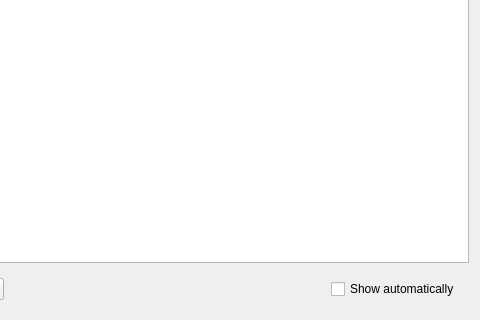
alemariusnexus/gtatools, file src/gtatools-gui/src/src/gui/LogConsole.ui: the form before one commit; both pictures show x 96 to 576 and y 99 to 419 of the 576 by 419 pixel window.
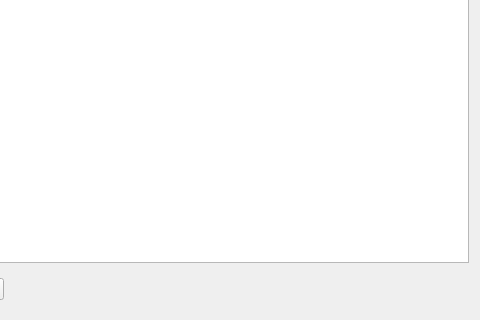
The form after the commit.

```diff
--- a/src/gtatools-gui/src/src/gui/LogConsole.ui
+++ b/src/gtatools-gui/src/src/gui/LogConsole.ui
@@ -31,13 +31,6 @@
         </property>
        </widget>
       </item>
-      <item>
-       <widget class="QCheckBox" name="autoShowBox">
-        <property name="text">
-         <string>Show automatically</string>
-        </property>
-       </widget>
-      </item>
      </layout>
     </widget>
    </item>
```
